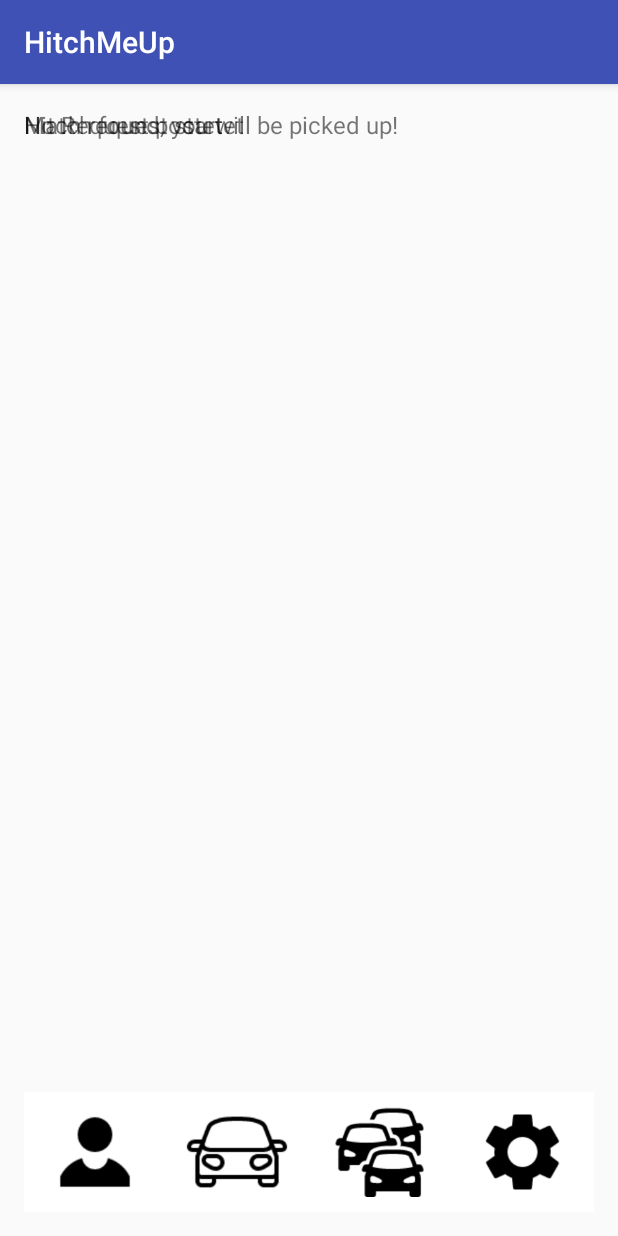
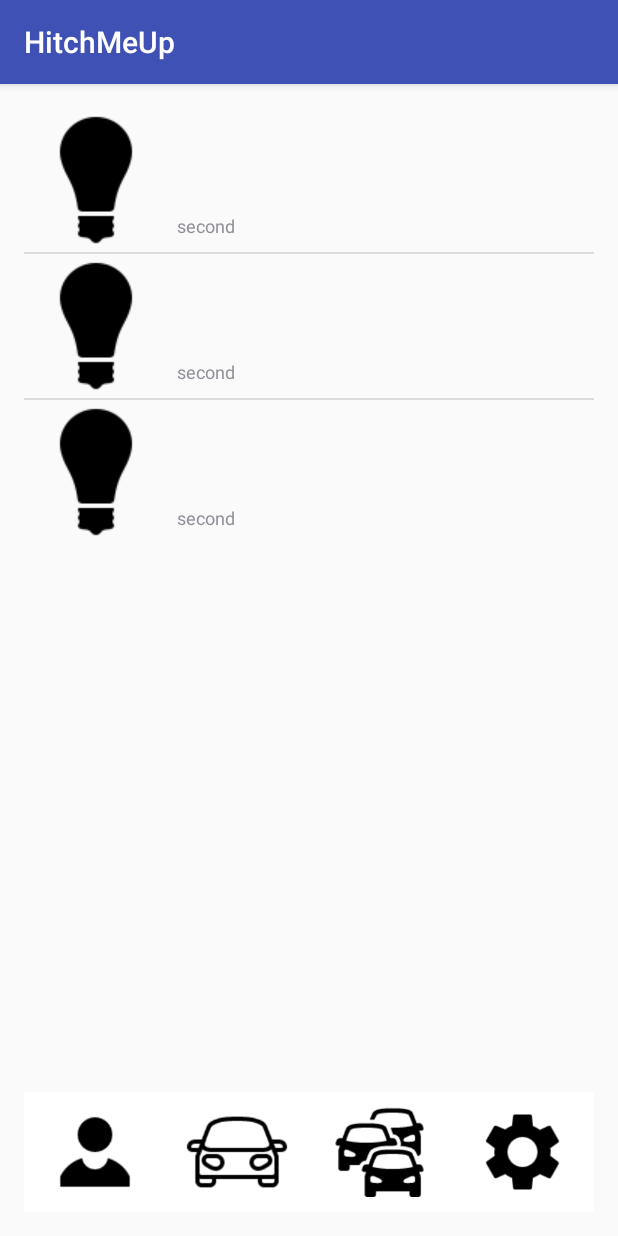
Before and after one commit to ZettiP/HitchMeUp, an Android app: the MainPage screen opened directly, with no data from a screen before it, on a phone screen of 412 x 824 dp. Run offline under Robolectric (Android 15) with nearby library versions, the phone set to English and light mode, and no system bars.

Commit message:
add NewsView
add NewsView on mainPage to display various statusinformations

```diff
--- a/app/src/main/java/tum/Model/HMUApplication.java
+++ /dev/null
@@ -1,13 +0,0 @@
-package tum.Model;
-
-import android.app.Application;
-
-/**
- * Created by Philipp on 7/16/2017.
- */
-
-public class HMUApplication extends Application {
-
-    public String appname = "blaa";
-
-}
--- /dev/null
+++ b/app/src/main/java/tum/customLayouts/NewsListAdapter.java
@@ -0,0 +1,40 @@
+package tum.customLayouts;
+
+import android.content.Context;
+import android.support.annotation.LayoutRes;
+import android.support.annotation.NonNull;
+import android.view.LayoutInflater;
+import android.view.View;
+import android.view.ViewGroup;
+import android.widget.ArrayAdapter;
+import android.widget.TextView;
+
+import tum.hitchmeup.R;
+
+/**
+ * Created by Philipp on 7/16/2017.
+ */
+
+public class NewsListAdapter extends ArrayAdapter<String>{
+
+    private Context context = null;
+    private String[] values = null;
+
+    public NewsListAdapter(@NonNull Context context, @LayoutRes int resource, @NonNull String[] objects) {
+        super(context, resource, objects);
+    }
+
+    @Override
+    public View getView(int position, View convertView, ViewGroup parent) {
+        context = getContext();
+        LayoutInflater inflater = (LayoutInflater) context.getSystemService(Context.LAYOUT_INFLATER_SERVICE);
+        View rowView = inflater.inflate(R.layout.news_layout, parent, false);
+        TextView textView = (TextView) rowView.findViewById(R.id.firstLine);
+        TextView textView2 = (TextView) rowView.findViewById(R.id.secondLine);
+        textView.setText("first");
+        textView2.setText("second");
+        // change the icon for Windows and iPhone
+
+        return rowView;
+    }
+}
--- a/app/src/main/java/tum/hitchmeup/LoginPage.java
+++ b/app/src/main/java/tum/hitchmeup/LoginPage.java
@@ -14,8 +14,6 @@ public class LoginPage extends AppCompatActivity {
     @Override
     protected void onCreate(Bundle savedInstanceState) {
         super.onCreate(savedInstanceState);
-        //application = (HMUApplication)getApplication();
-        //application.appname = "Hui";
         setContentView(R.layout.login_page);
     }
 
--- a/app/src/main/java/tum/hitchmeup/MainPage.java
+++ b/app/src/main/java/tum/hitchmeup/MainPage.java
@@ -5,17 +5,25 @@ import android.os.Bundle;
 import android.support.v7.app.AppCompatActivity;
 import android.util.Log;
 import android.view.View;
+import android.widget.ListView;
+
+import java.util.List;
+
+import tum.customLayouts.NewsListAdapter;
 
 public class MainPage extends AppCompatActivity {
 
-    //HMUApplication application;
+    List<String> listViewItems;
+
 
     @Override
     protected void onCreate(Bundle savedInstanceState) {
         super.onCreate(savedInstanceState);
-        //application = (HMUApplication)getApplication();
-        //application.appname = "Hui";
         setContentView(R.layout.activity_main_page);
+        ListView news = (ListView)findViewById(R.id.NewsListView);
+
+        String[] list = new String[]{"Hallo","Ich","bims"};
+        news.setAdapter(new NewsListAdapter(getApplicationContext(), R.layout.news_layout, list));
     }
 
     public void onClick(View v) {
--- a/app/src/main/res/layout/activity_main_page.xml
+++ b/app/src/main/res/layout/activity_main_page.xml
@@ -12,32 +12,11 @@
         android:layout_width="match_parent"
         android:layout_height="match_parent"
         android:orientation="vertical">
-        <TextView
-            android:layout_alignParentTop="true"
-            android:textSize="16dp"
-            android:id="@+id/f"
-            android:layout_width="wrap_content"
+        <ListView
+            android:id="@+id/NewsListView"
+            android:layout_width="match_parent"
             android:layout_height="wrap_content"
-            android:text="No Request postet" />
-        <TextView
-            android:layout_alignParentTop="true"
-            android:textSize="16dp"
-            android:id="@+id/f2"
-            android:layout_below="@+id/f"
-            android:layout_width="wrap_content"
-            android:layout_height="wrap_content"
-            android:text="Hitch request startet" />
-        <TextView
-            android:layout_alignParentTop="true"
-            android:layout_below="@+id/f2"
-            android:textSize="16dp"
-            android:layout_width="wrap_content"
-            android:layout_height="wrap_content"
-            android:text="Match found, you will be picked up!" />
-        <ListView
-            android:layout_width="match_parent"
-            android:layout_height="wrap_content">
-        </ListView>
+            android:scrollbars="horizontal"></ListView>
         <LinearLayout
             android:layout_alignParentBottom="true"
             android:layout_width="match_parent"
--- a/app/src/main/res/layout/customLayout/news_layout.xml
+++ b/app/src/main/res/layout/news_layout.xml
@@ -1,7 +1,8 @@
 <?xml version="1.0" encoding="utf-8"?>
 <RelativeLayout xmlns:android="http://schemas.android.com/apk/res/android"
     android:layout_width="match_parent"
-    android:layout_height="wrap_content">
+    android:layout_height="wrap_content"
+    android:id="@+id/NewsLayout">
         <ImageView
             android:id="@+id/icon"
             android:layout_width="wrap_content"
@@ -25,7 +26,7 @@
     <!--Headline -->
         <TextView
             android:id="@+id/firstLine"
-            android:layout_width="fill_parent"
+            android:layout_width="match_parent"
             android:layout_height="wrap_content"
             android:layout_above="@id/secondLine"
             android:layout_alignParentRight="true"
@@ -34,5 +35,5 @@
             android:layout_toRightOf="@id/icon"
             android:gravity="center_vertical"
             android:text="Status"
-            android:textSize="16sp" />
+            android:textSize="16sp"/>
 </RelativeLayout>
```
